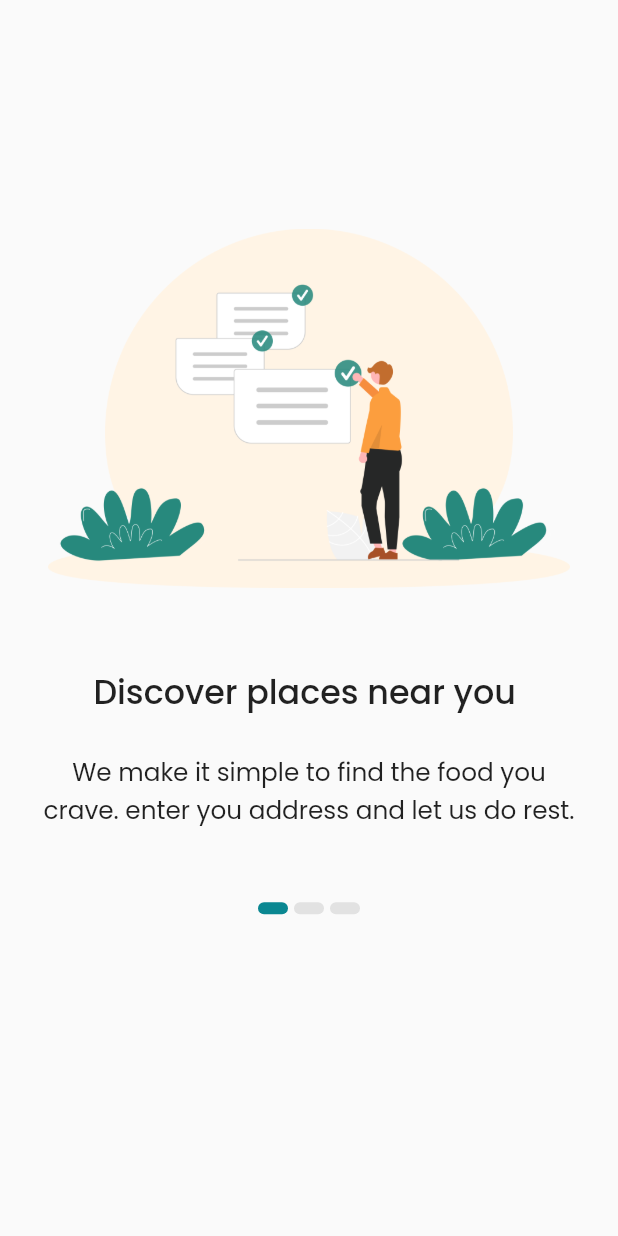
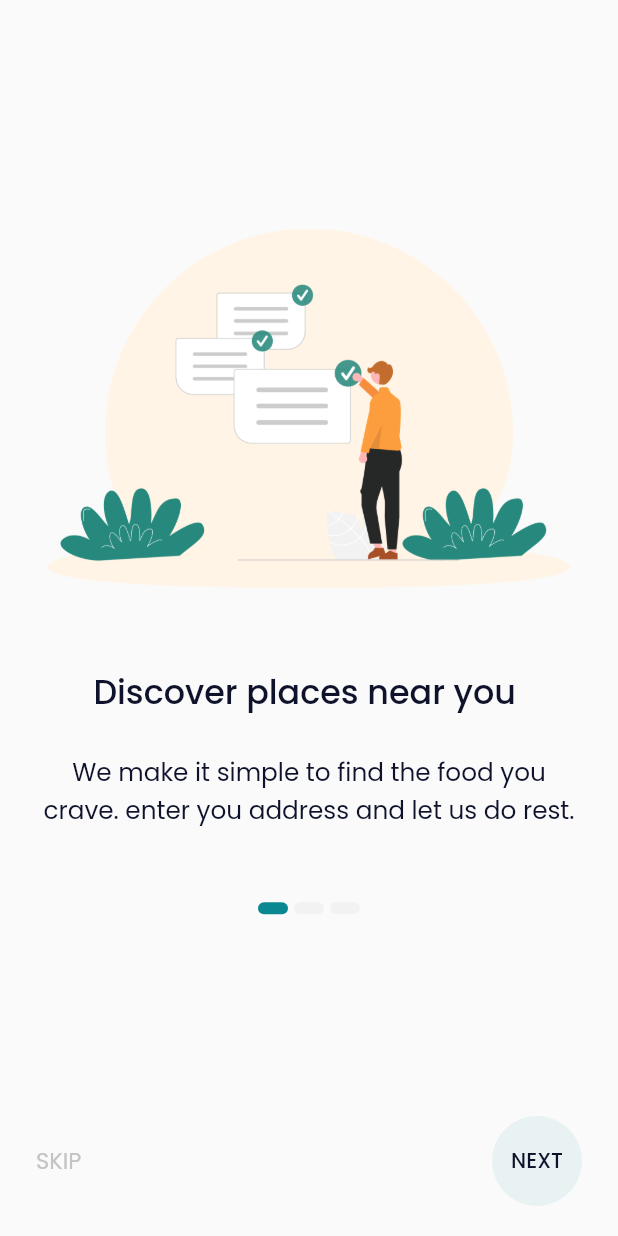
Before and after one commit to aninarafath6/Food-Door, a Flutter app: the screen it shows after launch, on a phone screen of 412 x 824 dp. Run offline on Flutter 3.47's test engine with Material 2 defaults, Android fonts, the phone set to English and light mode, and no system bars; our stand-ins replace google_fonts.

Commit message:
onboarding actions

```diff
--- a/lib/src/constants/app_colors.dart
+++ b/lib/src/constants/app_colors.dart
@@ -1,7 +1,18 @@
 import 'package:flutter/material.dart';
 
 class AppColors {
-  static const Color primaryColor = Color(0xFF0A8791);
-  static const Color lightGreenColor = Color(0x310A8891);
-  static const Color lightGreyColor = Color(0xCEDCDCDC);
+  // primary color
+  static const Color primary = Color(0xFF0A8791);
+  // secondary color
+  static const Color secondary = Color(0xFFFBA83c);
+  // light green color
+  static const Color lightGreen = Color(0x120A8891);
+  // light grey color
+  static const Color lightGrey = Color(0xF2F2F2F2);
+  // black color
+  static const Color defaultBlack = Color(0xFF0E122B);
+  // grey color
+  static const Color grey = Color(0xFFCDCDCD);
+  // grey for text
+  static const Color textGrey = Color(0xFFC4C4C4);
 }
--- a/lib/src/providers/onboarding_provider.dart
+++ b/lib/src/providers/onboarding_provider.dart
@@ -1,7 +1,9 @@
 import 'package:flutter/material.dart';
+import 'package:flutter/widgets.dart';
 import 'package:food_door/src/models/onboarding_model.dart';
 
 class OnboardingProvider with ChangeNotifier {
+  // duration
   // getting the onboarding data length
   int get dataLength => onboardingData.length;
 
@@ -11,6 +13,9 @@ class OnboardingProvider with ChangeNotifier {
   // current page
   int currentPage = 0;
 
+  // is last page
+  bool get isLastPage =>  dataLength - 1 ==currentPage;
+
   // next page
   void nextPage() {
     if (currentPage == dataLength - 1) {
@@ -18,10 +23,20 @@ class OnboardingProvider with ChangeNotifier {
     } else {
       // changing page to next
       pageController.nextPage(
-        duration: const Duration(milliseconds: 3000),
+        duration: const Duration(milliseconds: 300),
         curve: Curves.ease,
       );
     }
+    notifyListeners();
+  }
+
+  // skip page
+  void skipPage() {
+    pageController.animateToPage(
+      dataLength - 1,
+      duration: const Duration(milliseconds: 200),
+      curve: Curves.decelerate,
+    );
     notifyListeners();
   }
 
--- a/lib/src/views/screens/onboarding_screen/onboarding_action_section.dart
+++ b/lib/src/views/screens/onboarding_screen/onboarding_action_section.dart
@@ -1,7 +1,13 @@
 import 'package:flutter/material.dart';
+import 'package:food_door/src/constants/app_colors.dart';
+import 'package:food_door/src/constants/app_sizes.dart';
+import 'package:food_door/src/providers/onboarding_provider.dart';
 import 'package:food_door/src/utils/dimensions.dart';
 import 'package:food_door/src/views/screens/onboarding_screen/onboarding_paging_indicator.dart';
-
+import 'package:food_door/src/views/widgets/circle_button.dart';
+import 'package:google_fonts/google_fonts.dart';
+// ignore: implementation_imports
+import 'package:provider/src/provider.dart';
 
 class OnboardingActionSection extends StatelessWidget with Dimensions {
   const OnboardingActionSection({Key? key}) : super(key: key);
@@ -17,10 +23,60 @@ class OnboardingActionSection extends StatelessWidget with Dimensions {
         crossAxisAlignment: CrossAxisAlignment.center,
         children: <Widget>[
           // page indication
-         const OnboardingPagingIndicator(),
-          Row(),
+          const OnboardingPagingIndicator(),
+          Padding(
+            padding: const EdgeInsets.symmetric(
+              horizontal: AppSizes.DEFAULT_PADDING,
+              vertical: 20,
+            ),
+            child: context.watch<OnboardingProvider>().isLastPage
+                ?   TextButton(
+                    onPressed: () {},
+                    child: const Text('Get Started'),
+                  ):
+              Row(
+                    // row alignment
+                    mainAxisAlignment: MainAxisAlignment.spaceBetween,
+                    children: <Widget>[
+                      // skip button
+                      GestureDetector(
+                        onTap: () =>
+                            context.read<OnboardingProvider>().skipPage(),
+                        child: Text(
+                          // text transforming into uppercase
+                          'Skip'.toUpperCase(),
+                          // applying text style
+                          style: _textStyle(
+                            color: AppColors.textGrey,
+                          ),
+                        ),
+                      ),
+                      // next button
+                      CircleButton(
+                        text: 'Next',
+                        size: 14,
+                        fontWeight: FontWeight.w500,
+                        background: AppColors.lightGreen,
+                        onTap: () =>
+                            context.read<OnboardingProvider>().nextPage(),
+                      ),
+                    ],
+                  ),
+          ),
         ],
       ),
     );
   }
+
+  _textStyle({
+    Color? color,
+    double? size,
+    FontWeight? weight,
+  }) {
+    return GoogleFonts.poppins(
+      color: color ?? AppColors.defaultBlack,
+      fontSize: size ?? 15,
+      fontWeight: weight ?? FontWeight.normal,
+    );
+  }
 }
--- a/lib/src/views/screens/onboarding_screen/onboarding_data_section.dart
+++ b/lib/src/views/screens/onboarding_screen/onboarding_data_section.dart
@@ -1,4 +1,5 @@
 import 'package:flutter/material.dart';
+import 'package:food_door/src/constants/app_colors.dart';
 import 'package:food_door/src/constants/app_sizes.dart';
 import 'package:food_door/src/providers/onboarding_provider.dart';
 import 'package:food_door/src/utils/dimensions.dart';
@@ -95,5 +96,6 @@ class OnboardingDataSection extends StatelessWidget with Dimensions {
       GoogleFonts.poppins(
         fontSize: getHeight(context, size),
         fontWeight: weight,
+        color:AppColors.defaultBlack,
       );
 }
--- a/lib/src/views/screens/onboarding_screen/onboarding_paging_indicator.dart
+++ b/lib/src/views/screens/onboarding_screen/onboarding_paging_indicator.dart
@@ -5,6 +5,7 @@ import 'package:food_door/src/utils/dimensions.dart';
 // ignore: implementation_imports
 import 'package:provider/src/provider.dart';
 
+// page indicator sild
 class OnboardingPagingIndicator extends StatelessWidget with Dimensions {
   const OnboardingPagingIndicator({Key? key}) : super(key: key);
 
@@ -13,10 +14,12 @@ class OnboardingPagingIndicator extends StatelessWidget with Dimensions {
     return Row(
       //row alignment
       mainAxisAlignment: MainAxisAlignment.center,
+      // generated list of indicators for the slides
       children: List.generate(
         context.read<OnboardingProvider>().dataLength,
         // indicator
         (index) => Container(
+          // margins
           margin: EdgeInsets.symmetric(
             horizontal: 2,
             vertical: getHeight(context, 3),
@@ -24,9 +27,10 @@ class OnboardingPagingIndicator extends StatelessWidget with Dimensions {
           height: 8,
           width: 20,
           decoration: BoxDecoration(
+            // if the index is the same as the current slide, show a filled primary color
             color: context.watch<OnboardingProvider>().currentPage == index
-                ? AppColors.primaryColor
-                : AppColors.lightGreyColor,
+                ? AppColors.primary
+                : AppColors.lightGrey,
             // radius for circular shape
             borderRadius: BorderRadius.circular(10),
           ),
--- a/lib/src/views/screens/splash_screen/splash_screen.dart
+++ b/lib/src/views/screens/splash_screen/splash_screen.dart
@@ -34,7 +34,7 @@ class _SplashScreenState extends State<SplashScreen> {
       const SystemUiOverlayStyle(statusBarColor: Colors.transparent),
     );
     return Scaffold(
-      backgroundColor: AppColors.primaryColor,
+      backgroundColor: AppColors.primary,
       body: Stack(
         children: <Widget>[
           //background overlay image
--- /dev/null
+++ b/lib/src/views/widgets/circle_button.dart
@@ -0,0 +1,48 @@
+import 'package:flutter/material.dart';
+import 'package:food_door/src/constants/app_colors.dart';
+import 'package:google_fonts/google_fonts.dart';
+
+class CircleButton extends StatelessWidget {
+  const CircleButton({
+    Key? key,
+    this.size,
+    this.fontWeight,
+    this.color,
+    this.text,
+    this.background,
+    this.onTap,
+  }) : super(key: key);
+  final double? size;
+  final FontWeight? fontWeight;
+  final Color? color;
+  final String? text;
+  final Color? background;
+  final Function()? onTap;
+  @override
+  Widget build(BuildContext context) {
+    return GestureDetector(
+      onTap: onTap,
+      child: Container(
+        height: 60,
+        width: 60,
+        // some decorations
+        decoration: BoxDecoration(
+          color: background!,
+          shape: BoxShape.circle,
+        ),
+        child: Center(
+          child: Text(
+            // text transforming into uppercase
+            text!.toUpperCase(),
+            // applying text style
+            style: GoogleFonts.poppins(
+              color: color ?? AppColors.defaultBlack,
+              fontWeight: fontWeight ?? FontWeight.normal,
+              fontSize: size ?? 14,
+            ),
+          ),
+        ),
+      ),
+    );
+  }
+}
```
